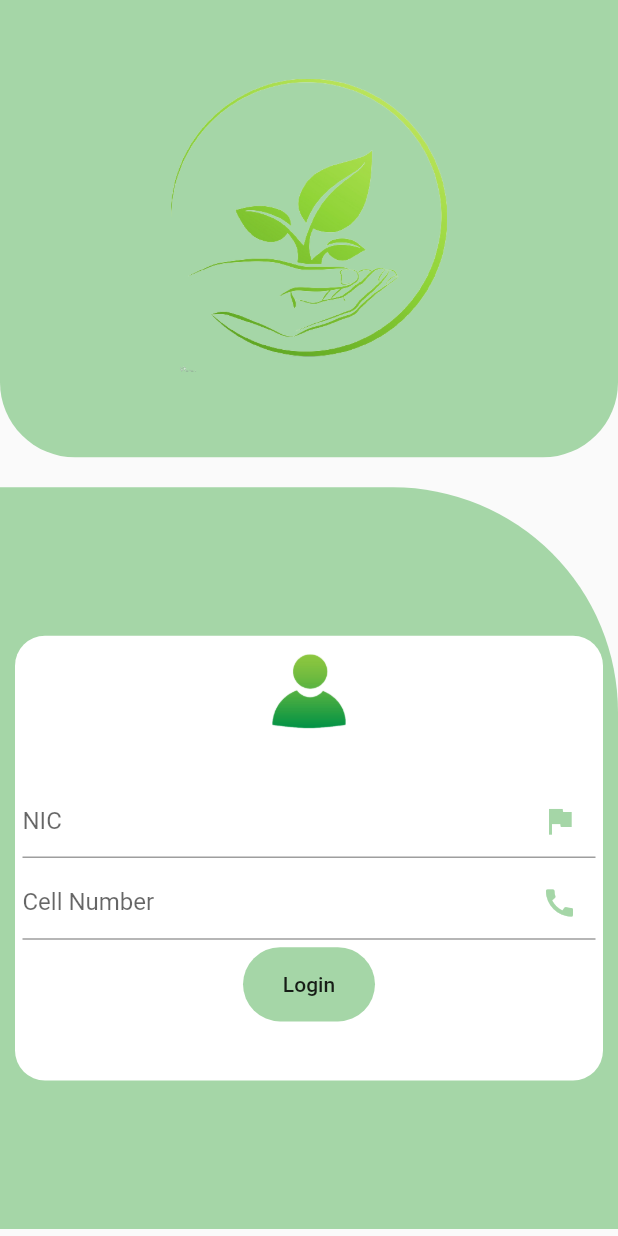
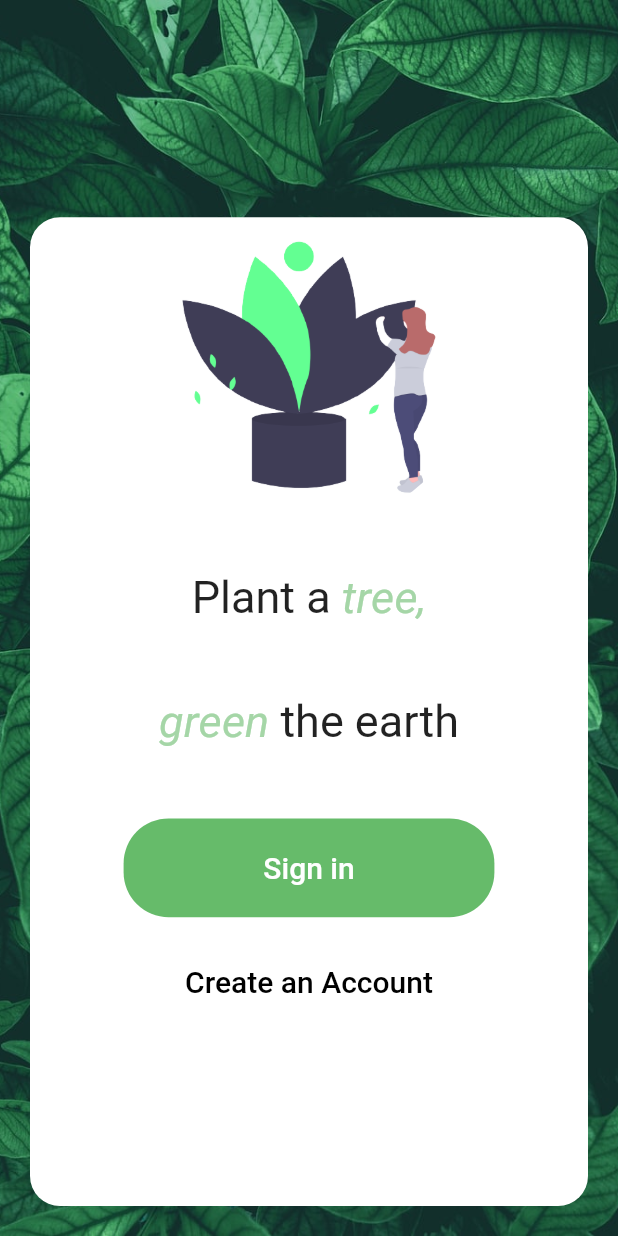
Before and after one commit to AhmedSiddiqui-alt/PlantApp, a Flutter app: the screen it shows after launch, on a phone screen of 412 x 824 dp. Run offline on Flutter 3.47's test engine with Material 2 defaults, Android fonts, the phone set to English and light mode, and no system bars; our stand-ins replace curved_navigation_bar.

Commit message:
Background Screen & Curved Navigation Bar

```diff
--- a/lib/main.dart
+++ b/lib/main.dart
@@ -1,5 +1,7 @@
 import 'package:flutter/material.dart';
 import './screens/authScreen.dart';
+import './screens/plantScreen.dart';
+import './screens/backGroundScreen.dart';
 
 void main() {
   runApp(MyApp());
@@ -8,6 +10,12 @@ void main() {
 class MyApp extends StatelessWidget {
   @override
   Widget build(BuildContext context) {
-    return MaterialApp(home: AuthScreen());
+    return MaterialApp(
+      home: BackGroundScreen(),
+      routes: {
+        AuthScreen.routeName: (ctx) => AuthScreen(),
+        PlantScreen.routeName: (ctx) => PlantScreen()
+      },
+    );
   }
 }
--- a/lib/screens/authScreen.dart
+++ b/lib/screens/authScreen.dart
@@ -2,6 +2,7 @@ import 'package:flutter/material.dart';
 import '../widgets/loginContainerWidget.dart';
 
 class AuthScreen extends StatefulWidget {
+  static const routeName='AuthScreen';
   @override
   _AuthScreenState createState() => _AuthScreenState();
 }
@@ -29,7 +30,7 @@ class _AuthScreenState extends State<AuthScreen> {
                     )),
                     height: constraints.maxHeight * 0.37,
                     decoration: BoxDecoration(
-                        color: Colors.green[200],
+                        color: Colors.green[400],
                         borderRadius: BorderRadius.only(
                             bottomRight: Radius.circular(50),
                             bottomLeft: Radius.circular(50))),
@@ -41,7 +42,7 @@ class _AuthScreenState extends State<AuthScreen> {
                     child: LoginContainer(),
                     height: constraints.maxHeight * 0.6,
                     decoration: BoxDecoration(
-                        color: Colors.green[200],
+                        color: Colors.green[400],
                         borderRadius:
                             BorderRadius.only(topRight: Radius.circular(150))),
                   ),
--- /dev/null
+++ b/lib/screens/backGroundScreen.dart
@@ -0,0 +1,126 @@
+import './authScreen.dart';
+import 'package:flutter/material.dart';
+
+class BackGroundScreen extends StatefulWidget {
+  @override
+  _BackGroundScreenState createState() => _BackGroundScreenState();
+}
+
+class _BackGroundScreenState extends State<BackGroundScreen> {
+  @override
+  Widget build(BuildContext context) {
+    return Scaffold(
+        body: SingleChildScrollView(
+      child: Container(
+        height: (MediaQuery.of(context).size.height) * 1,
+        decoration: BoxDecoration(
+            image: DecorationImage(
+                image: AssetImage('assets/images/leaf.jpg'),
+                fit: BoxFit.cover)),
+        child: LayoutBuilder(
+          builder: (ctx, constraints) {
+            return Align(
+              alignment: FractionalOffset.bottomCenter,
+              child: Container(
+                margin: EdgeInsets.all(20),
+                decoration: BoxDecoration(
+                    color: Colors.white,
+                    borderRadius: BorderRadius.circular(20)),
+                height: constraints.maxHeight * 0.8,
+                child: Column(
+                  children: <Widget>[
+                    Center(
+                      child: Container(
+                          height: constraints.maxHeight * 0.25,
+                          child: ClipOval(
+                              child:
+                                  Image.asset('assets/images/gardening.png'))),
+                    ),
+                    Row(
+                      mainAxisAlignment: MainAxisAlignment.center,
+                      children: <Widget>[
+                        Container(
+                          height: constraints.maxHeight * 0.1,
+                          margin: EdgeInsets.only(top: 30),
+                          child: Text(
+                            'Plant a ',
+                            style: TextStyle(fontSize: 30),
+                          ),
+                        ),
+                        Container(
+                          height: constraints.maxHeight * 0.1,
+                          margin: EdgeInsets.only(top: 30),
+                          child: Text(
+                            'tree,',
+                            style: TextStyle(
+                                fontSize: 30,
+                                fontStyle: FontStyle.italic,
+                                color: Colors.green[200]),
+                          ),
+                        )
+                      ],
+                    ),
+                    Row(
+                      mainAxisAlignment: MainAxisAlignment.center,
+                      children: <Widget>[
+                        Container(
+                          height: constraints.maxHeight * 0.1,
+                          // margin: EdgeInsets.only(top: 10),
+                          child: Text(
+                            'green',
+                            style: TextStyle(
+                                fontSize: 30,
+                                fontStyle: FontStyle.italic,
+                                color: Colors.green[200]),
+                          ),
+                        ),
+                        Container(
+                          height: constraints.maxHeight * 0.1,
+                          // margin: EdgeInsets.only(top: 10),
+                          child: Text(
+                            ' the earth',
+                            style: TextStyle(fontSize: 30),
+                          ),
+                        ),
+                      ],
+                    ),
+                    Container(
+                      height: constraints.maxHeight * 0.08,
+                      width: constraints.maxHeight * 0.3,
+                      decoration: BoxDecoration(
+                          color: Colors.green[400],
+                          borderRadius: BorderRadius.circular(30)),
+                      child: FlatButton(
+                          onPressed: () {
+                            Navigator.of(context)
+                                .pushNamed(AuthScreen.routeName);
+                          },
+                          child: Text(
+                            'Sign in',
+                            style: TextStyle(color: Colors.white, fontSize: 20),
+                          )),
+                    ),
+                    Container(
+                      margin: EdgeInsets.only(top: 10),
+                      height: constraints.maxHeight * 0.08,
+                      width: constraints.maxHeight * 0.3,
+                      decoration: BoxDecoration(
+                          // color: Colors.green[400],
+                          borderRadius: BorderRadius.circular(30)),
+                      child: FlatButton(
+                          onPressed: () {},
+                          child: Text(
+                            'Create an Account',
+                            style: TextStyle(color: Colors.black, fontSize: 20),
+                          )),
+                    )
+                  ],
+                ),
+              ),
+            );
+          },
+        ),
+      ),
+    ));
+  }
+}
--- /dev/null
+++ b/lib/screens/plantScreen.dart
@@ -0,0 +1,33 @@
+import 'package:flutter/material.dart';
+import 'package:curved_navigation_bar/curved_navigation_bar.dart';
+
+class PlantScreen extends StatefulWidget {
+  static const routeName = 'PlantScreen';
+  @override
+  _PlantScreenState createState() => _PlantScreenState();
+}
+
+int page = 0;
+
+class _PlantScreenState extends State<PlantScreen> {
+  @override
+  Widget build(BuildContext context) {
+    return Scaffold(
+      body: SingleChildScrollView(),
+      bottomNavigationBar: CurvedNavigationBar(
+        backgroundColor: Colors.green[200],
+        items: [
+          Text('Top'),
+          Text('Outdoor'),
+          Text('Indoor'),
+          Text('Plant Pots'),
+        ],
+        onTap: (index) {
+          setState(() {
+            page = index;
+          });
+        },
+      ),
+    );
+  }
+}
--- a/lib/widgets/loginContainerWidget.dart
+++ b/lib/widgets/loginContainerWidget.dart
@@ -1,4 +1,5 @@
 import 'package:flutter/material.dart';
+import '../screens/plantScreen.dart';
 
 class LoginContainer extends StatefulWidget {
   @override
@@ -29,36 +30,41 @@ class _LoginContainerState extends State<LoginContainer> {
                     child: Column(
                   children: <Widget>[
                     Container(
-                      margin: EdgeInsets.only(left: 5, right: 5,bottom: 5),
+                      margin: EdgeInsets.only(left: 5, right: 5, bottom: 5),
                       height: constraints.maxHeight * 0.1,
                       child: TextFormField(
                         decoration: InputDecoration(
-                            labelText: 'NIC',
+                            labelText: 'Email',
                             suffixIcon: Icon(
-                              Icons.flag,
-                              color: Colors.green[200],
+                              Icons.mail,
+                              color: Colors.green[400],
                             )),
                       ),
                     ),
                     Container(
-                      margin: EdgeInsets.only(left: 5, right: 5,bottom: 5),
+                      margin: EdgeInsets.only(left: 5, right: 5, bottom: 5),
                       height: constraints.maxHeight * 0.1,
                       child: TextFormField(
+                        obscureText: true,
                         decoration: InputDecoration(
-                            labelText: 'Cell Number',
+                            labelText: 'Password',
                             suffixIcon: Icon(
-                              Icons.call,
-                              color: Colors.green[200],
+                              Icons.lock,
+                              color: Colors.green[400],
                             )),
                       ),
                     ),
                     Container(
                         height: constraints.maxHeight * 0.1,
                         decoration: BoxDecoration(
-                            color: Colors.green[200],
+                            color: Colors.green[400],
                             borderRadius: BorderRadius.circular(25)),
-                        child:
-                            FlatButton(onPressed: () {}, child: Text('Login')))
+                        child: FlatButton(
+                            onPressed: () {
+                              Navigator.of(context)
+                                  .pushNamed(PlantScreen.routeName);
+                            },
+                            child: Text('Login')))
                   ],
                 ))
               ],
--- a/pubspec.yaml
+++ b/pubspec.yaml
@@ -51,6 +51,10 @@ flutter:
   assets:
     - assets/images/PlantLogo.png
     - assets/images/LoginLogo.png
+    - assets/images/gardening.png
+    - assets/images/leaf.jpg
+
+
   #   - images/a_dot_ham.jpeg
 
   # An image asset can refer to one or more resolution-specific "variants", see
```
Also changed, not shown: assets/images/gardening.png (added), assets/images/leaf.jpg (added).
